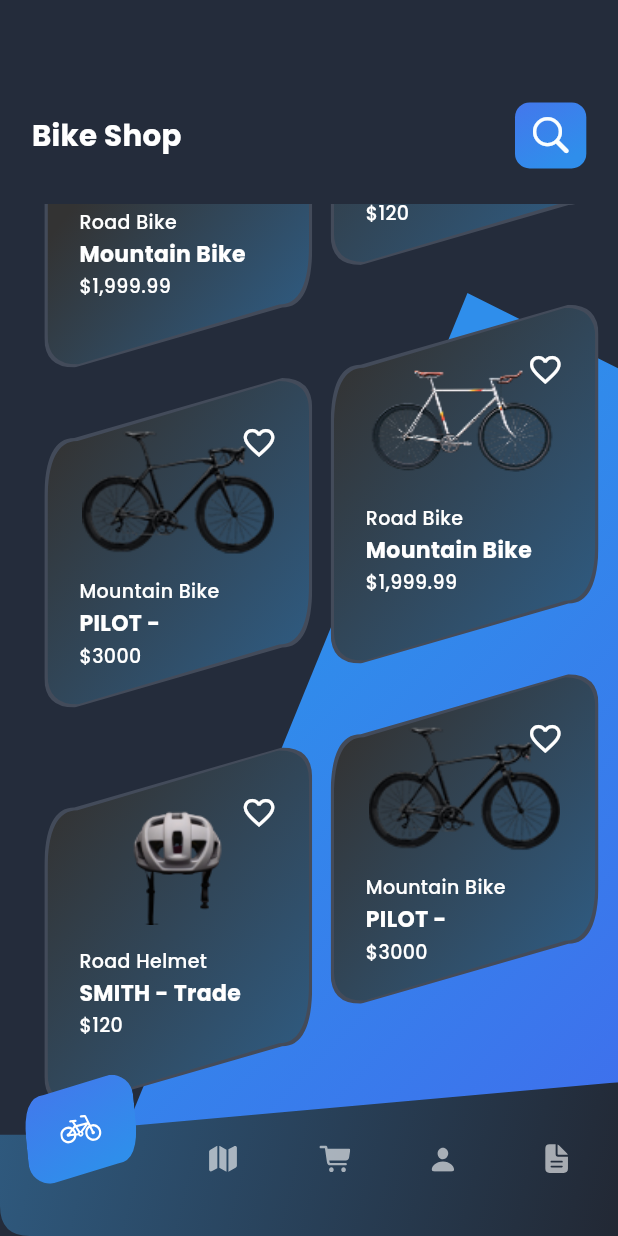
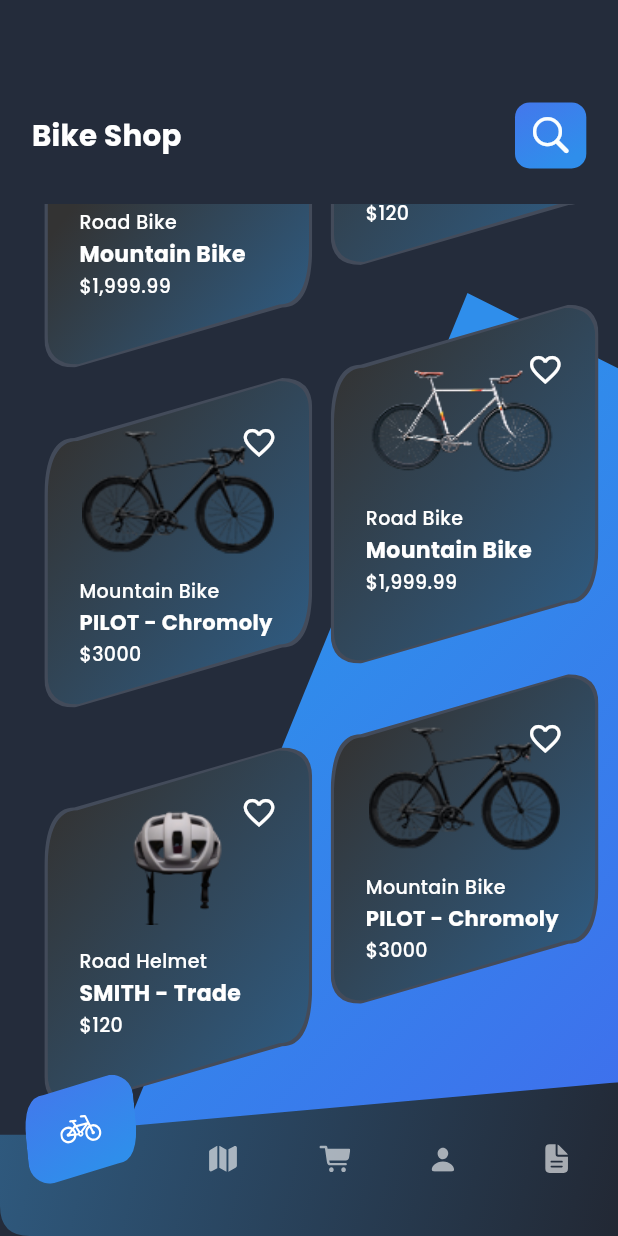
Before and after one commit to cshazem1/online_bike_shopping_app, a Flutter app: the screen it shows after launch, scrolled down 499 dp, on a phone screen of 412 x 824 dp. Run offline on Flutter 3.47's test engine with Material 3 defaults, Android fonts, the phone set to English and light mode, and no system bars; our stand-ins replace flutter_screenutil, flutter_svg, google_fonts.

Commit message:
Finished UI

```diff
--- a/lib/home/widgets/custom_card_item.dart
+++ b/lib/home/widgets/custom_card_item.dart
@@ -87,11 +87,11 @@
                         ),
                       ),
                       15.verticalSpace,
-                      Flexible(child: Text(widget.title, style: AppStyles.priceStyle)),
+                      FittedBox(child: Text(widget.title, style: AppStyles.priceStyle)),
                       2.verticalSpace,
-                      Flexible(child: Text(widget.subtitle, style: AppStyles.descriptionStyle)),
+                      FittedBox(child: Text(widget.subtitle, style: AppStyles.descriptionStyle)),
                       2.verticalSpace,
-                      Flexible(child: Text("\$${widget.price}", style: AppStyles.priceStyle)),
+                      FittedBox(child: Text("\$${widget.price}", style: AppStyles.priceStyle)),
                     ],
                   ),
                   Positioned(
--- a/pubspec.yaml
+++ b/pubspec.yaml
@@ -16,7 +16,6 @@
   flutter_screenutil: ^5.9.3
   flutter_svg: ^2.2.0
   google_fonts: ^6.2.1
-  inner_shadow: ^1.0.3
 
 dev_dependencies:
   flutter_test:
```
